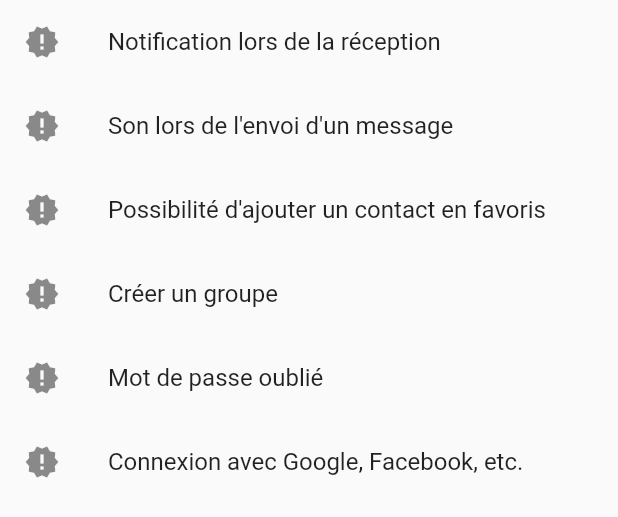
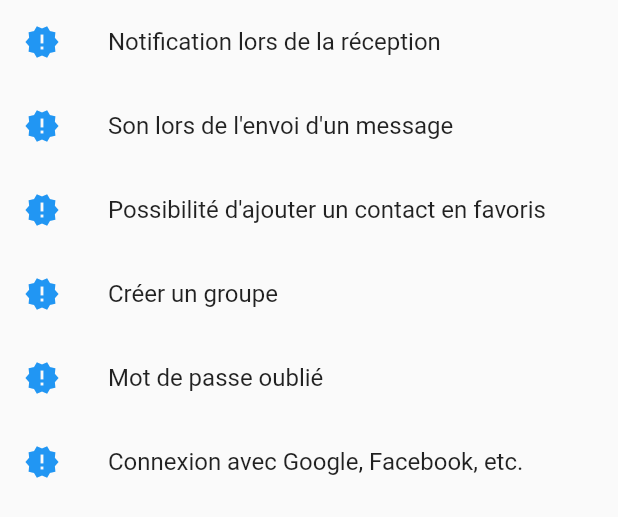
Before and after one commit to jimmy-martin/flutter-chat, a Flutter app: the NewFeaturesList widget shown alone on an empty page, opened directly, on a phone screen of 412 x 824 dp. Shown: the top 517 px of the screen. Run offline on Flutter 3.47's test engine with Material 2 defaults, Android fonts, the phone set to English and light mode, and no system bars; our stand-ins replace cloud_firestore, file_picker, firebase_auth, firebase_core, firebase_storage, lottie and 1 more; accounts and stored records are empty; network calls fail.

Commit message:
update new_features_list.dart (change Icon color to blue)

```diff
--- a/lib/widgets/new_features_list.dart
+++ b/lib/widgets/new_features_list.dart
@@ -23,7 +23,7 @@ class _NewFeaturesListState extends State<NewFeaturesList> {
       itemCount: _newFeatures.length,
       itemBuilder: (context, index) {
         return ListTile(
-          leading: const Icon(Icons.new_releases),
+          leading: const Icon(Icons.new_releases, color: Colors.blue),
           title: Text(_newFeatures[index]),
         );
       },
```
